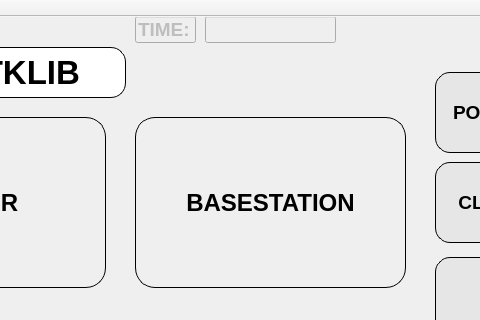
Francklin2/RTKLIB_Touchscreen_GUI, file RTKBASE/mainwindow.ui: the form before one commit; both pictures show x 175 to 655 and y 0 to 320 of the 800 by 480 pixel window.
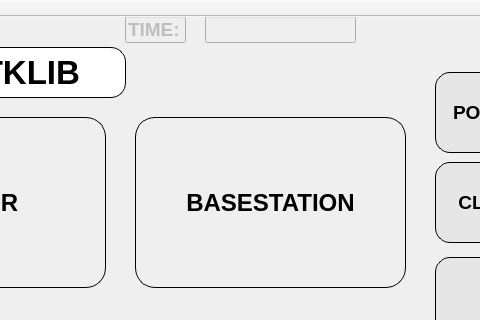
The form after the commit.

Commit message: Removed windows border, time box size is good on the raspberry (it was too small and have incomplete display)

```diff
--- a/RTKBASE/mainwindow.ui
+++ b/RTKBASE/mainwindow.ui
@@ -68,7 +68,7 @@
     </property>
     <property name="geometry">
      <rect>
-      <x>310</x>
+      <x>300</x>
       <y>-1</y>
       <width>61</width>
       <height>27</height>
@@ -93,7 +93,7 @@
      <rect>
       <x>380</x>
       <y>-1</y>
-      <width>131</width>
+      <width>151</width>
       <height>27</height>
      </rect>
     </property>
```
Left out of the diff: 2 changed lines with no effect on the pictures. The commit also changes 2 other files.
